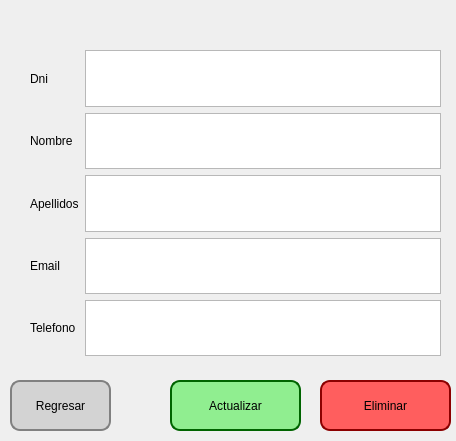
Above: ui/pantalla_actualizarEliminarCliente.ui from Damapa03/Veterinaria before the change. Below: the same form after it.
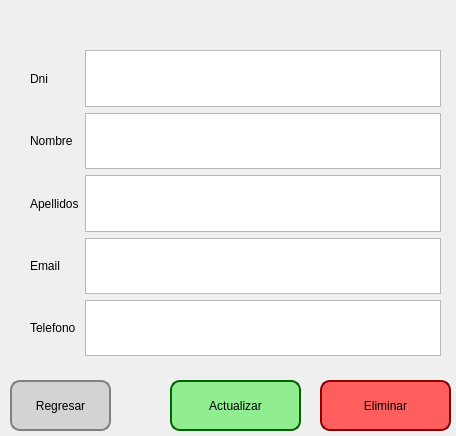
That is the form after the change.

Diff of the .ui file:
```diff
--- a/ui/pantalla_actualizarEliminarCliente.ui
+++ b/ui/pantalla_actualizarEliminarCliente.ui
@@ -7,7 +7,7 @@
     <x>0</x>
     <y>0</y>
     <width>456</width>
-    <height>441</height>
+    <height>436</height>
    </rect>
   </property>
   <property name="windowTitle">
```
